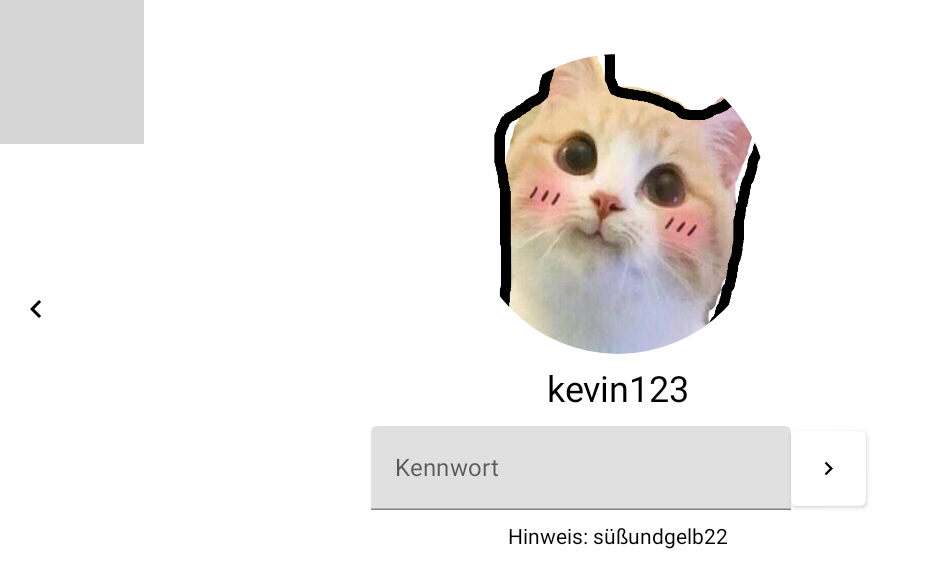
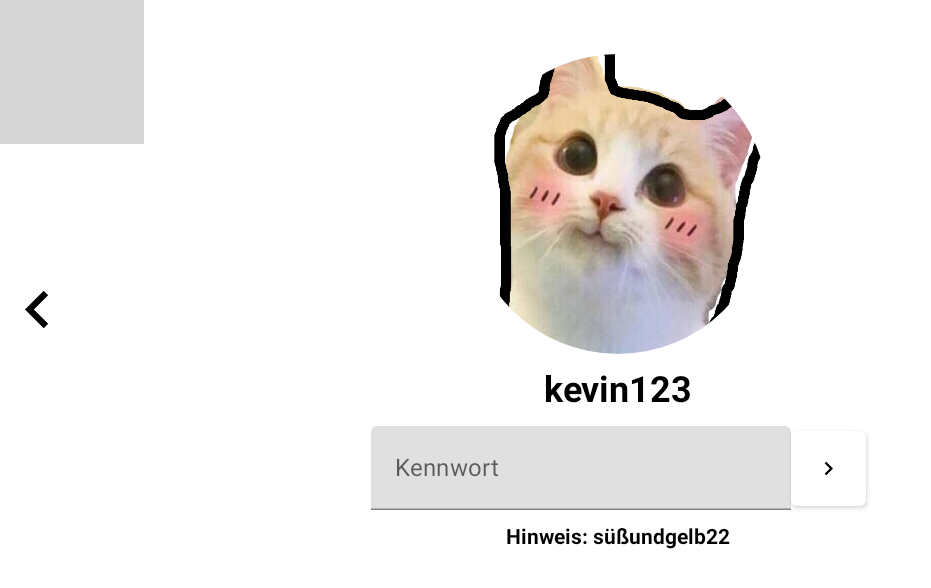
Before and after one commit to AnoukMartinez/EP_WS23_Ganz_Khamkaew_Martinez, an Android app built with Jetpack Compose: the composable TestTaskView shown on its own in the app's theme, on a phone screen of 824 x 412 dp (held sideways). Shown: the top 588 px of the screen, without its empty margins (0-931 px from the left). Run offline under Robolectric (Android 15) with nearby library versions, the phone set to English and light mode, and no system bars; libraries missing offline, so code that uses them is left out: moe.tlaster.precompose; 3 statements that could not run were skipped; grey boxes are pictures that could not be loaded.

Commit message:
Minor UI Adjustments
Neue Hintergründe für Kevin und Ria!

```diff
--- a/composeApp/src/commonMain/kotlin/LocationHandler.kt
+++ b/composeApp/src/commonMain/kotlin/LocationHandler.kt
@@ -66,8 +66,8 @@ enum class Room {
     // HAB NOCH NICHT ALLES AUSGEFÜLLT...
     fun getRoomLookHeres() : List<LookHere> {
         return when(this) {
-            KEVINSZIMMER -> listOf(LookHere(220.dp, 70.dp, 0), LookHere(680.dp, 100.dp, 1))
-            RIASZIMMER -> listOf(LookHere(200.dp, 425.dp, 2), LookHere(400.dp, 100.dp, 3))
+            KEVINSZIMMER -> listOf(LookHere(350.dp, 150.dp, 0), LookHere(900.dp, 100.dp, 1))
+            RIASZIMMER -> listOf(LookHere(400.dp, 550.dp, 2), LookHere(1050.dp, 340.dp, 3))
             OMAKUECHE -> listOf()
             OMAWOHNZIMMER -> listOf()
             JUSTINFLUR -> listOf()
--- a/composeApp/src/commonMain/kotlin/Views/LevelOverlays/InspectionOverlay.kt
+++ b/composeApp/src/commonMain/kotlin/Views/LevelOverlays/InspectionOverlay.kt
@@ -9,6 +9,7 @@ import androidx.compose.foundation.layout.Row
 import androidx.compose.foundation.layout.fillMaxHeight
 import androidx.compose.foundation.layout.fillMaxSize
 import androidx.compose.foundation.layout.offset
+import androidx.compose.foundation.layout.size
 import androidx.compose.material.Button
 import androidx.compose.material.ButtonDefaults
 import androidx.compose.material.Icon
@@ -20,6 +21,7 @@ import androidx.compose.runtime.Composable
 import androidx.compose.ui.Modifier
 import androidx.compose.ui.graphics.Color
 import androidx.compose.ui.unit.Dp
+import androidx.compose.ui.unit.dp
 
 data class LookHere(val x : Dp, val y : Dp, val id : Int)
 
@@ -46,7 +48,7 @@ fun InspectionOverlay(
         ) {
             if (currentRoomIndex != 0) {
                 IconButton(onClick = { onMoveLeft() }) {
-                    Icon(Icons.Filled.KeyboardArrowLeft, contentDescription = "Left")
+                    Icon(modifier = Modifier.size(50.dp), imageVector = Icons.Filled.KeyboardArrowLeft, contentDescription = "Left")
                 }
             }
         }
@@ -57,7 +59,7 @@ fun InspectionOverlay(
         ) {
             if (currentRoomIndex < location.getRoomList().size - 1) {
                 IconButton(onClick = { onMoveRight() }) {
-                    Icon(Icons.Filled.KeyboardArrowRight, contentDescription = "Right")
+                    Icon(modifier = Modifier.size(50.dp), imageVector = Icons.Filled.KeyboardArrowRight, contentDescription = "Right")
                 }
             }
         }
--- a/composeApp/src/commonMain/kotlin/Views/LevelOverlays/SettingsOverlay.kt
+++ b/composeApp/src/commonMain/kotlin/Views/LevelOverlays/SettingsOverlay.kt
@@ -2,10 +2,12 @@ package Views.LevelOverlays
 
 import Models.HelpContent
 import Models.Level
+import androidx.compose.foundation.background
 import androidx.compose.foundation.layout.Arrangement
 import androidx.compose.foundation.layout.Box
 import androidx.compose.foundation.layout.Row
 import androidx.compose.foundation.layout.fillMaxWidth
+import androidx.compose.foundation.layout.padding
 import androidx.compose.material.Icon
 import androidx.compose.material.IconButton
 import androidx.compose.material.Text
@@ -19,7 +21,9 @@ import androidx.compose.runtime.remember
 import androidx.compose.runtime.setValue
 import androidx.compose.ui.Alignment
 import androidx.compose.ui.Modifier
+import androidx.compose.ui.graphics.Color
 import androidx.compose.ui.text.font.FontWeight
+import androidx.compose.ui.unit.dp
 import androidx.compose.ui.unit.sp
 import moe.tlaster.precompose.navigation.Navigator
 
@@ -44,6 +48,7 @@ fun SettingsOverlay(navigator: Navigator, level : Level, currentRoomIndex : Int,
             }
 
             Text(
+                modifier = Modifier,
                 text = rooms[currentRoomIndex].getRoomToString(),
                 fontSize = 24.sp,
                 fontWeight = FontWeight.Bold
--- a/composeApp/src/commonMain/kotlin/Views/LevelOverlays/TaskView.kt
+++ b/composeApp/src/commonMain/kotlin/Views/LevelOverlays/TaskView.kt
@@ -3,6 +3,9 @@ package Views.LevelOverlays
 import DesktopBackground
 import DesktopProfilePicture
 import Models.levels
+import androidx.compose.foundation.BorderStroke
+import androidx.compose.foundation.background
+import androidx.compose.foundation.border
 import androidx.compose.foundation.layout.Arrangement
 import androidx.compose.foundation.layout.Box
 import androidx.compose.foundation.layout.Column
@@ -34,6 +37,7 @@ import androidx.compose.runtime.setValue
 import androidx.compose.ui.Alignment
 import androidx.compose.ui.Modifier
 import androidx.compose.ui.graphics.Color
+import androidx.compose.ui.text.font.FontWeight
 import androidx.compose.ui.unit.dp
 import androidx.compose.ui.unit.sp
 import moe.tlaster.precompose.navigation.Navigator
@@ -97,9 +101,11 @@ fun CrosswordTaskView() {
 fun TestTaskView(navigator : Navigator, onMove : () -> Unit, onFinishCorrect : () -> Unit, onFinishFalse : () -> Unit){
     Box (modifier = Modifier.fillMaxWidth()) {
         DesktopBackground()
-        Column(modifier = Modifier.fillMaxHeight(), verticalArrangement = Arrangement.Center) {
-            IconButton(onClick = { onMove() }) {
-                Icon(Icons.Filled.KeyboardArrowLeft, contentDescription = "Left")
+        Row {
+            Column(modifier = Modifier.fillMaxHeight(), verticalArrangement = Arrangement.Center) {
+                IconButton(onClick = { onMove() }) {
+                    Icon(modifier = Modifier.size(50.dp), imageVector = Icons.Filled.KeyboardArrowLeft, contentDescription = "Left")
+                }
             }
         }
 
@@ -115,7 +121,7 @@ fun TestTaskView(navigator : Navigator, onMove : () -> Unit, onFinishCorrect : (
             ) {
                 DesktopProfilePicture()
 
-                Text(text = "kevin123", fontSize = 24.sp, modifier = Modifier.padding(10.dp))
+                Text(text = "kevin123", fontSize = 24.sp, modifier = Modifier.padding(10.dp), fontWeight = FontWeight.Bold)
 
                 Row(modifier = Modifier, verticalAlignment = Alignment.CenterVertically) {
                     TextField (
@@ -147,7 +153,7 @@ fun TestTaskView(navigator : Navigator, onMove : () -> Unit, onFinishCorrect : (
 
 
                 Column(modifier = Modifier.padding(10.dp)){
-                    Text("Hinweis: süßundgelb22")
+                    Text(modifier = Modifier, text = "Hinweis: süßundgelb22", fontWeight = FontWeight.Bold)
 
                     if(submitted){
                         if(text == "Hello World") {
```
Also changed, not shown: composeApp/src/commonMain/resources/kevinszimmer.png, composeApp/src/commonMain/resources/riaszimmer.png, 3 other files.
